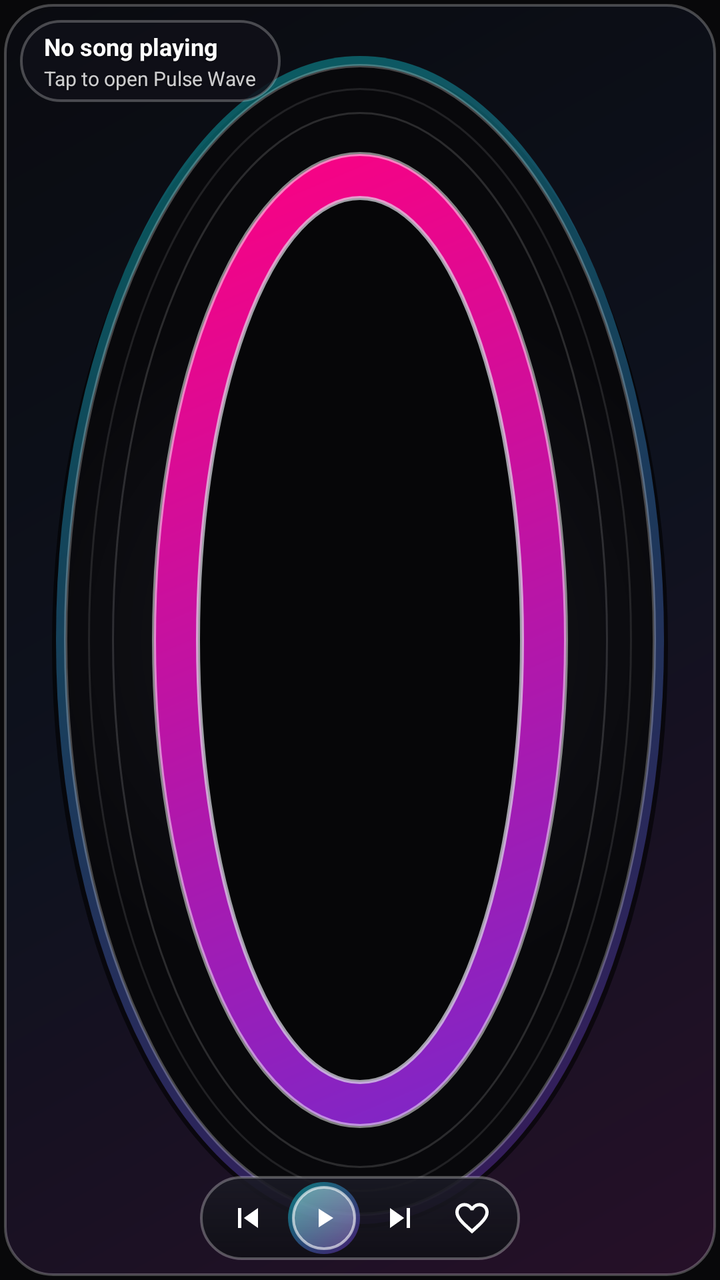
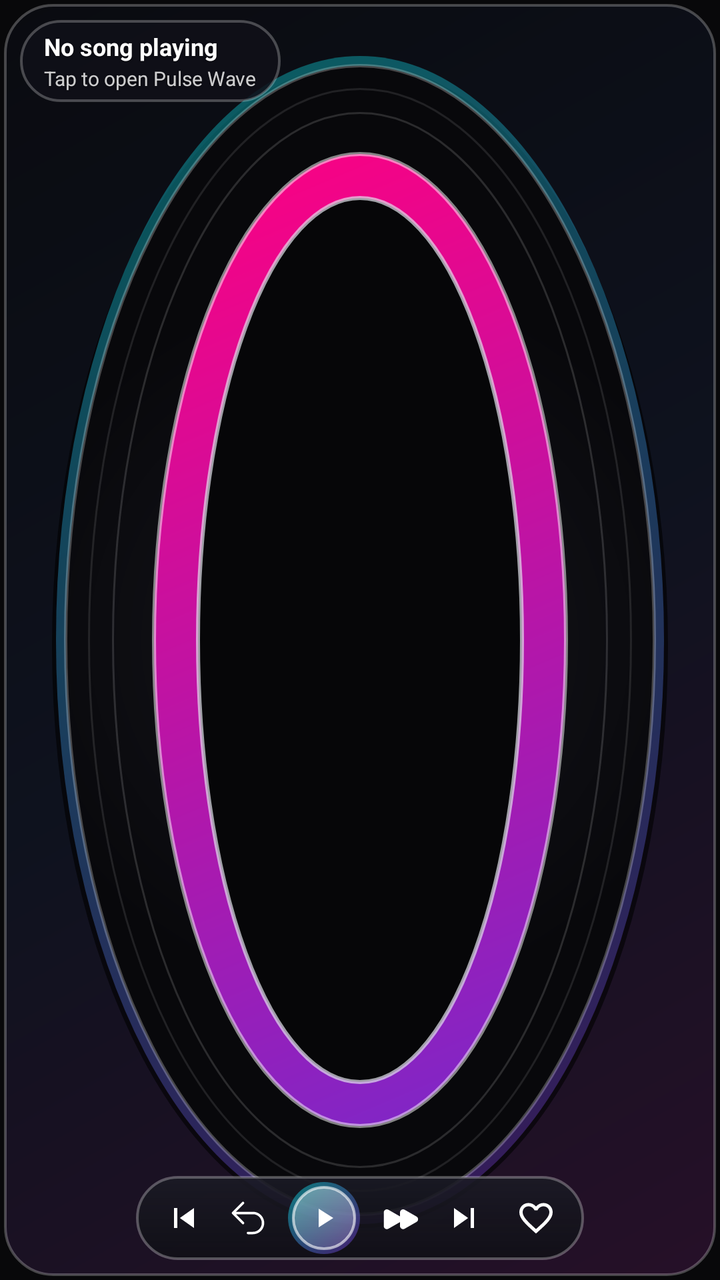

Screens rendered from an Android XML layout before and after an edit, with the pre-edit source and the edit as a unified diff.
<!-- AndroidManifest.xml: application theme Theme.PulseWave -->
<!-- res/layout/widget_turntable.xml -->
<?xml version="1.0" encoding="utf-8"?>
<FrameLayout xmlns:android="http://schemas.android.com/apk/res/android"
    android:id="@android:id/background"
    android:layout_width="match_parent"
    android:layout_height="match_parent"
    android:padding="2dp"
    android:theme="@style/Theme.Widget.PulseWave">

    
    <ImageView
        android:id="@+id/widget_turntable_album_art"
        android:layout_width="match_parent"
        android:layout_height="match_parent"
        android:scaleType="fitXY"
        android:src="@drawable/widget_turntable_default_art"
        android:contentDescription="@string/album_art" />

    
    <LinearLayout
        android:id="@+id/widget_turntable_touch_overlay"
        android:layout_width="match_parent"
        android:layout_height="match_parent"
        android:orientation="horizontal"
        android:weightSum="100">

        <ImageView
            android:id="@+id/widget_turntable_touch_prev"
            android:layout_width="0dp"
            android:layout_height="match_parent"
            android:layout_weight="30"
            android:src="@android:color/transparent"
            android:contentDescription="@string/previous" />

        <ImageView
            android:id="@+id/widget_turntable_touch_play_pause"
            android:layout_width="0dp"
            android:layout_height="match_parent"
            android:layout_weight="40"
            android:src="@android:color/transparent"
            android:contentDescription="@string/play_pause" />

        <ImageView
            android:id="@+id/widget_turntable_touch_next"
            android:layout_width="0dp"
            android:layout_height="match_parent"
            android:layout_weight="30"
            android:src="@android:color/transparent"
            android:contentDescription="@string/next" />
    </LinearLayout>

    
    <LinearLayout
        android:id="@+id/widget_turntable_info_container"
        android:layout_width="wrap_content"
        android:layout_height="wrap_content"
        android:layout_gravity="top|start"
        android:layout_marginTop="8dp"
        android:layout_marginStart="8dp"
        android:layout_marginEnd="8dp"
        android:paddingStart="12dp"
        android:paddingEnd="12dp"
        android:paddingTop="5dp"
        android:paddingBottom="5dp"
        android:orientation="vertical"
        android:background="@drawable/widget_turntable_info_pill">

        <TextView
            android:id="@+id/widget_turntable_title"
            android:layout_width="wrap_content"
            android:layout_height="wrap_content"
            android:text="@string/not_playing"
            android:textSize="12sp"
            android:textStyle="bold"
            android:textColor="#FFFFFF"
            android:shadowColor="#80000000"
            android:shadowDx="0"
            android:shadowDy="1"
            android:shadowRadius="2"
            android:maxLines="1"
            android:ellipsize="end" />

        <LinearLayout
            android:layout_width="wrap_content"
            android:layout_height="wrap_content"
            android:orientation="horizontal"
            android:gravity="center_vertical"
            android:layout_marginTop="1dp">

            <TextView
                android:id="@+id/widget_turntable_artist"
                android:layout_width="wrap_content"
                android:layout_height="wrap_content"
                android:text="@string/tap_to_play"
                android:textSize="10sp"
                android:textColor="#CCFFFFFF"
                android:shadowColor="#80000000"
                android:shadowDx="0"
                android:shadowDy="1"
                android:shadowRadius="2"
                android:maxLines="1"
                android:ellipsize="end" />

            <TextView
                android:id="@+id/widget_turntable_badge"
                android:layout_width="wrap_content"
                android:layout_height="wrap_content"
                android:layout_marginStart="6dp"
                android:paddingStart="4dp"
                android:paddingEnd="4dp"
                android:paddingTop="1dp"
                android:paddingBottom="1dp"
                android:text="LOSSLESS"
                android:textSize="8sp"
                android:textStyle="bold"
                android:textColor="#00E5FF"
                android:background="@drawable/widget_turntable_badge_pill"
                android:visibility="gone" />
        </LinearLayout>
    </LinearLayout>

    
    <LinearLayout
        android:id="@+id/widget_turntable_controls"
        android:layout_width="wrap_content"
        android:layout_height="42dp"
        android:layout_gravity="bottom|center_horizontal"
        android:layout_marginBottom="8dp"
        android:orientation="horizontal"
        android:background="@drawable/widget_turntable_controls_dock"
        android:gravity="center_vertical"
        android:paddingStart="8dp"
        android:paddingEnd="8dp">

        <ImageView
            android:id="@+id/widget_turntable_prev_button"
            android:layout_width="32dp"
            android:layout_height="32dp"
            android:padding="6dp"
            android:src="@drawable/ic_widget_skip_previous"
            android:contentDescription="@string/previous" />

        <FrameLayout
            android:id="@+id/widget_turntable_play_container"
            android:layout_width="36dp"
            android:layout_height="36dp"
            android:layout_marginStart="4dp"
            android:layout_marginEnd="4dp"
            android:background="@drawable/widget_turntable_play_glow">

            <ImageView
                android:id="@+id/widget_turntable_play_pause"
                android:layout_width="16dp"
                android:layout_height="16dp"
                android:layout_gravity="center"
                android:src="@drawable/ic_widget_play"
                android:contentDescription="@string/play_pause" />
        </FrameLayout>

        <ImageView
            android:id="@+id/widget_turntable_next_button"
            android:layout_width="32dp"
            android:layout_height="32dp"
            android:padding="6dp"
            android:src="@drawable/ic_widget_skip_next"
            android:contentDescription="@string/next" />

        <ImageView
            android:id="@+id/widget_turntable_like_button"
            android:layout_width="32dp"
            android:layout_height="32dp"
            android:padding="6dp"
            android:layout_marginStart="4dp"
            android:src="@drawable/ic_widget_heart_outline_nav"
            android:contentDescription="@string/like" />
    </LinearLayout>
</FrameLayout>
<!-- resources referenced by this layout -->
<resources>
  <!-- drawable ic_widget_play (drawable) -->
  <vector xmlns:android="http://schemas.android.com/apk/res/android"
      android:height="24dp"
      android:viewportHeight="24"
      android:viewportWidth="24"
      android:width="24dp">
      <path
          android:fillColor="#FFFFFF"
          android:pathData="M8,5v14l11,-7z"/>
  </vector>
  <!-- drawable ic_widget_skip_next (drawable) -->
  <vector xmlns:android="http://schemas.android.com/apk/res/android"
      android:height="24dp"
      android:viewportHeight="24"
      android:viewportWidth="24"
      android:width="24dp">
      <path
          android:fillColor="#FFFFFFFF"
          android:pathData="M6,18l8.5,-6L6,6v12zM16,6v12h2V6h-2z"/>
  </vector>
  <!-- drawable ic_widget_skip_previous (drawable) -->
  <vector xmlns:android="http://schemas.android.com/apk/res/android"
      android:height="24dp"
      android:viewportHeight="24"
      android:viewportWidth="24"
      android:width="24dp">
      <path
          android:fillColor="#FFFFFFFF"
          android:pathData="M6,6h2v12L6,18zM9.5,12l8.5,6L18,6z"/>
  </vector>
  <!-- drawable widget_turntable_badge_pill (drawable) -->
  <?xml version="1.0" encoding="utf-8"?>
  <shape xmlns:android="http://schemas.android.com/apk/res/android"
      android:shape="rectangle">
      <solid android:color="#2600E5FF" />
      <stroke
          android:width="0.8dp"
          android:color="#8000E5FF" />
      <corners android:radius="4dp" />
  </shape>
  <!-- drawable widget_turntable_controls_dock (drawable) -->
  <?xml version="1.0" encoding="utf-8"?>
  <shape xmlns:android="http://schemas.android.com/apk/res/android"
      android:shape="rectangle">
      <gradient
          android:angle="270"
          android:startColor="#E61A1A24"
          android:endColor="#D90E0E14"
          android:type="linear" />
      <stroke
          android:width="1.2dp"
          android:color="#48FFFFFF" />
      <corners android:radius="999dp" />
  </shape>
  <!-- drawable widget_turntable_info_pill (drawable) -->
  <?xml version="1.0" encoding="utf-8"?>
  <shape xmlns:android="http://schemas.android.com/apk/res/android"
      android:shape="rectangle">
      <solid android:color="#D9101018" />
      <stroke
          android:width="1.2dp"
          android:color="#40FFFFFF" />
      <corners android:radius="999dp" />
  </shape>
  <string name="album_art">Album art</string>
  <string name="like">Like</string>
  <string name="next">Next</string>
  <string name="not_playing">No song playing</string>
  <string name="play_pause">Play/Pause</string>
  <string name="previous">Previous</string>
  <string name="tap_to_play">Tap to open Pulse Wave</string>
  <style name="Theme.Widget.PulseWave" parent="@android:style/Theme.DeviceDefault.DayNight">
          <item name="android:colorBackground">#E6E1E5</item>
      </style>
  <!-- unchanged entries left out for length: 4 -->
</resources>

<!-- the commit's change to res/layout/widget_turntable.xml (unified diff, before → after) -->
@@ -139,6 +139,14 @@
             android:src="@drawable/ic_widget_skip_previous"
             android:contentDescription="@string/previous" />
 
+        <ImageView
+            android:id="@+id/widget_turntable_rewind_button"
+            android:layout_width="32dp"
+            android:layout_height="32dp"
+            android:padding="6dp"
+            android:src="@drawable/replay"
+            android:contentDescription="Rewind 10 seconds" />
+
         <FrameLayout
             android:id="@+id/widget_turntable_play_container"
             android:layout_width="36dp"
@@ -155,6 +163,14 @@
                 android:src="@drawable/ic_widget_play"
                 android:contentDescription="@string/play_pause" />
         </FrameLayout>
+
+        <ImageView
+            android:id="@+id/widget_turntable_forward_button"
+            android:layout_width="32dp"
+            android:layout_height="32dp"
+            android:padding="6dp"
+            android:src="@drawable/fast_forward"
+            android:contentDescription="Forward 10 seconds" />
 
         <ImageView
             android:id="@+id/widget_turntable_next_button"
<!-- resource entries referenced after the edit -->
@@ -1,5 +1,15 @@
 <!-- resources referenced by this layout -->
 <resources>
+  <!-- drawable fast_forward (drawable) -->
+  <vector xmlns:android="http://schemas.android.com/apk/res/android"
+      android:width="24dp"
+      android:height="24dp"
+      android:viewportWidth="24.0"
+      android:viewportHeight="24.0">
+      <path
+          android:fillColor="@android:color/white"
+          android:pathData="M5.055 7.06C3.805 6.347 2.25 7.25 2.25 8.69v8.122c0 1.44 1.555 2.343 2.805 1.628L12 14.471v2.34c0 1.44 1.555 2.343 2.805 1.628l7.108-4.061c1.26-.72 1.26-2.536 0-3.256l-7.108-4.061C13.555 6.346 12 7.249 12 8.689v2.34L5.055 7.061Z" />
+  </vector>
   <!-- drawable ic_widget_play (drawable) -->
   <vector xmlns:android="http://schemas.android.com/apk/res/android"
       android:height="24dp"
@@ -29,6 +39,16 @@
       <path
           android:fillColor="#FFFFFFFF"
           android:pathData="M6,6h2v12L6,18zM9.5,12l8.5,6L18,6z"/>
+  </vector>
+  <!-- drawable replay (drawable) -->
+  <vector xmlns:android="http://schemas.android.com/apk/res/android"
+      android:width="24dp"
+      android:height="24dp"
+      android:viewportWidth="24.0"
+      android:viewportHeight="24.0">
+      <path
+          android:fillColor="@android:color/white" android:fillType="evenOdd"
+          android:pathData="M9.53 2.47a.75.75 0 0 1 0 1.06L4.81 8.25H15a6.75 6.75 0 0 1 0 13.5h-3a.75.75 0 0 1 0-1.5h3a5.25 5.25 0 1 0 0-10.5H4.81l4.72 4.72a.75.75 0 1 1-1.06 1.06l-6-6a.75.75 0 0 1 0-1.06l6-6a.75.75 0 0 1 1.06 0Z" />
   </vector>
   <!-- drawable widget_turntable_badge_pill (drawable) -->
   <?xml version="1.0" encoding="utf-8"?>
